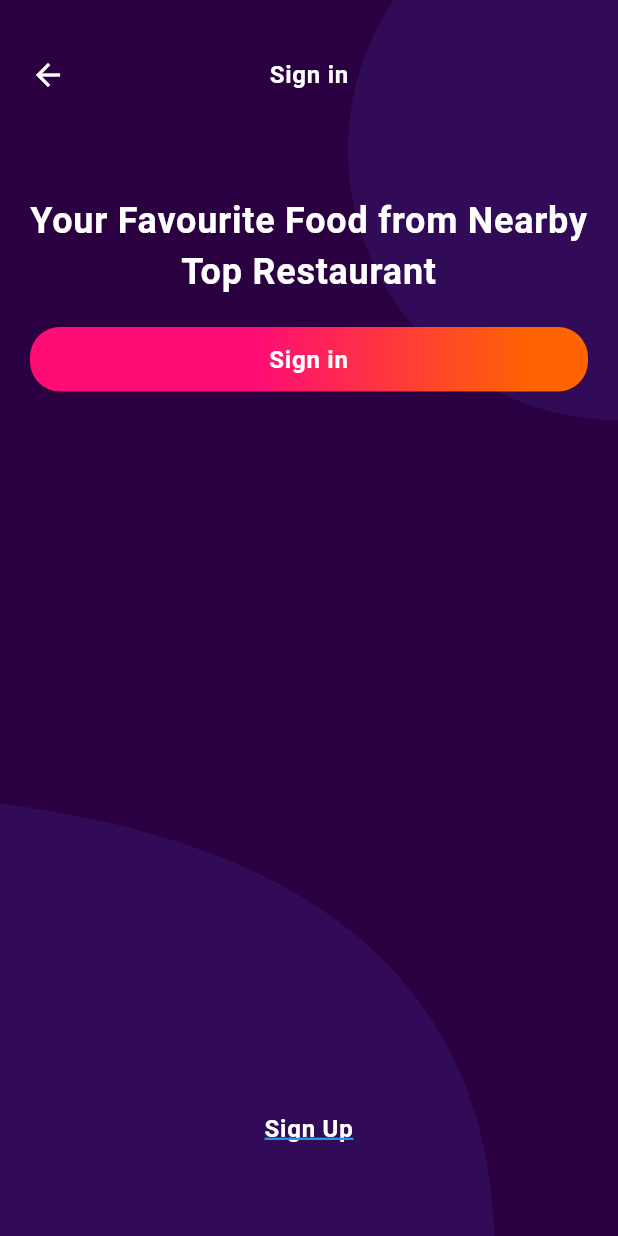
After one commit to lucky93agarwal/Restaurant_App_Design, a Flutter app: the LoginScreen screen opened by its route, on a phone screen of 412 x 824 dp. The commit adds this screen. Run offline on Flutter 3.47's test engine with Material 2 defaults, Android fonts, the phone set to English and light mode, and no system bars; our stand-ins replace get; Roboto replaces fonts that are missing (Mukta).

Commit message:
starting login screen design

```diff
--- a/lib/controller/slider_controller.dart
+++ b/lib/controller/slider_controller.dart
@@ -1,5 +1,6 @@
 import 'package:flutter/material.dart';
 import 'package:get/get.dart';
+import 'package:restaurant_app_design/utils/route_path.dart';
 
 class SliderController extends GetxController{
   final pageController = PageController();
@@ -20,8 +21,7 @@ class SliderController extends GetxController{
       currentPage.value = currentPage.value +1;
       pageController.jumpToPage(currentPage.value.toInt());
     }else  if(pageController.page! ==2){
-      currentPage.value =0;
-      pageController.jumpToPage(currentPage.value.toInt());
+      Get.toNamed(RoutePath.loginScreen);
     }
   }
   @override
--- /dev/null
+++ b/lib/ui/login_screen.dart
@@ -0,0 +1,41 @@
+import 'package:flutter/material.dart';
+import 'package:restaurant_app_design/ui/widgets/app_bar_widget.dart';
+import 'package:restaurant_app_design/ui/widgets/custom_painter.dart';
+import 'package:restaurant_app_design/ui/widgets/vertical_and_horizontal_gap.dart';
+import 'package:restaurant_app_design/utils/color.dart';
+import 'package:restaurant_app_design/utils/font_utils.dart';
+
+
+class LoginScreen extends StatefulWidget {
+  const LoginScreen({super.key});
+
+  @override
+  State<LoginScreen> createState() => _LoginScreenState();
+}
+
+class _LoginScreenState extends State<LoginScreen> {
+  void onTapButton(){
+  }
+  void onTapMoveNextButton(){
+  }
+  @override
+  Widget build(BuildContext context) {
+    return Scaffold(
+      backgroundColor: Theme.of(context).bgDarkColor,
+      body: CustomPaint(
+        painter: CustomPainterTwo(),
+        child: Column(
+          children: [
+            appBarWidget("Sign in"),
+            verticalSpacing(20),
+            titleWidget("Your Favourite Food from Nearby Top Restaurant"),
+            customButton("Sign in",context,onTapButton),
+            const Spacer(),
+            customTextUnderLineButton("Sign Up",onTapMoveNextButton),
+            verticalSpacing(40),
+          ],
+        ),
+      ),
+    );
+  }
+}
--- /dev/null
+++ b/lib/ui/widgets/app_bar_widget.dart
@@ -0,0 +1,65 @@
+import 'package:flutter/material.dart';
+import 'package:get/get.dart';
+import 'package:restaurant_app_design/utils/color.dart';
+import 'package:restaurant_app_design/utils/font_utils.dart';
+
+Widget appBarWidget(String title){
+  return Container(
+    padding: const EdgeInsets.symmetric(horizontal: 20),
+    margin: const EdgeInsets.symmetric(vertical: 10),
+    alignment: Alignment.center,
+    height: 80,
+    child: Stack(children: [
+      InkWell(onTap: ()=> Get.back(),child: const Align(alignment: Alignment.centerLeft,child: Icon(Icons.arrow_back,color: Colors.white,))),
+      Align(alignment: Alignment.center,child: Text(title,style:  FontUtilities.h16(
+          fontColor: Colors.white, fontWeight: FWT.semiBold),)),
+    ],),
+  );
+}
+
+Widget titleWidget(String title){
+  return Container(
+    padding: const EdgeInsets.symmetric(horizontal: 20),
+    margin: const EdgeInsets.symmetric(vertical: 10),
+    alignment: Alignment.center,
+    child: Text(title,textAlign: TextAlign.center,style:  FontUtilities.h24(
+        fontColor: Colors.white, fontWeight: FWT.semiBold),),
+  );
+}
+Widget customTextUnderLineButton(String title, void Function() onTap){
+  return InkWell(
+    onTap: onTap,
+    child: Container(
+      padding: const EdgeInsets.symmetric(horizontal: 20,vertical: 10),
+      margin: const EdgeInsets.symmetric(vertical: 10,horizontal: 20),
+      alignment: Alignment.center,
+      child: Text(title,textAlign: TextAlign.center,style: FontUtilities.h16( decoration: TextDecoration.underline,
+          decorationColor: Colors.blue,
+          fontColor: Colors.white, fontWeight: FWT.semiBold),),
+    ),
+  );
+}
+Widget customButton(String title,BuildContext context, void Function() onTap){
+  return InkWell(
+    onTap: onTap,
+    child: Container(
+      padding: const EdgeInsets.symmetric(horizontal: 20,vertical: 10),
+      margin: const EdgeInsets.symmetric(vertical: 10,horizontal: 20),
+      alignment: Alignment.center,
+      decoration: BoxDecoration(
+        borderRadius: const BorderRadius.all(Radius.circular(20)),
+          gradient: LinearGradient(
+            begin: Alignment.centerLeft,
+            end: Alignment.centerRight,
+            stops: const [0.4, 0.9],
+            colors: [
+              Theme.of(context).appMainLightColor,
+              Theme.of(context).secondMainLightColor
+            ],
+          )
+      ),
+      child: Text(title,textAlign: TextAlign.center,style: FontUtilities.h16(
+          fontColor: Colors.white, fontWeight: FWT.semiBold),),
+    ),
+  );
+}
--- a/lib/utils/color.dart
+++ b/lib/utils/color.dart
@@ -238,9 +238,9 @@ extension AppTheme on ThemeData {
   Color get appMainDarkColor => const Color(0xff8937FF);
   Color get secondMainDarkColor => const Color(0xffE85BFF);
   Color get thirdMainDarkColor => const Color(0xFF8937FF);
-  Color get appMainLightColor => const Color(0xffF37335);
+  Color get appMainLightColor => const Color(0xfffe0d76);
   Color get lightholidayColor => const Color(0xfff95a00);
-  Color get secondMainLightColor => const Color(0xffFDC830);
+  Color get secondMainLightColor => const Color(0xfffe6402);
   Color get blogLangButtonColor => const Color(0xFFE85BFF);
   Color get weekendDateTextColor => const Color(0xffEA4335);
   Color get selectedDateColor => const Color(0xff42AF0F);
--- a/lib/utils/font_utils.dart
+++ b/lib/utils/font_utils.dart
@@ -176,6 +176,7 @@ class FontUtilities {
     FWT fontWeight = FWT.regular,
     TextDecoration? decoration,
     double letterSpacing = 0.5,
+    Color? decorationColor,
   }) {
     return TextStyle(
       color: fontColor,
@@ -184,6 +185,8 @@ class FontUtilities {
       letterSpacing: letterSpacing,
       fontFamily: "Mukta",
       decoration: decoration,
+      decorationColor: decorationColor,
+      decorationThickness: 2,
     );
   }
 
--- a/lib/utils/route.dart
+++ b/lib/utils/route.dart
@@ -1,4 +1,5 @@
 import 'package:get/get.dart';
+import 'package:restaurant_app_design/ui/login_screen.dart';
 import 'package:restaurant_app_design/ui/sliding_screen.dart';
 import 'package:restaurant_app_design/utils/route_path.dart';
 
@@ -9,6 +10,9 @@ class ScreenRouter {
     //*----------------------- Unauthorized ---------------------------------
     GetPage(
         name: RoutePath.selectLanugaeScreen, page: () => SlidingScreen()),
+
+    GetPage(
+        name: RoutePath.loginScreen, page: () => LoginScreen()),
   ];
 
 }
--- a/lib/utils/route_path.dart
+++ b/lib/utils/route_path.dart
@@ -1,3 +1,4 @@
 class RoutePath {
   static String selectLanugaeScreen = '/';
+  static String loginScreen = '/Login';
 }
```
